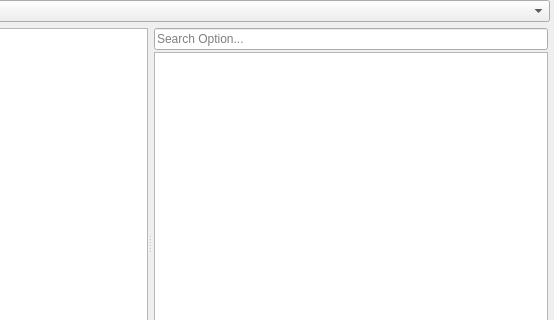
This is src/option/optionwidget.ui in GAMS-dev/studio as Qt 5 draws it before an edit; both pictures show x 248 to 802 and y 0 to 320 of the 802 by 459 pixel window. The edited form follows.
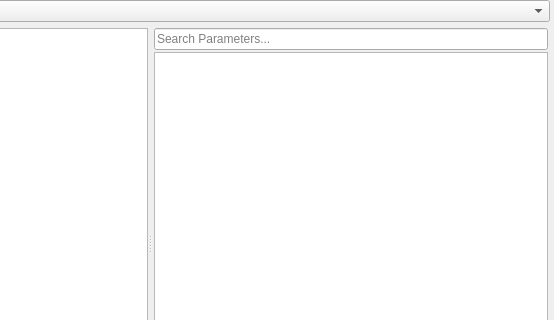
This is the edited form. Custom widgets are drawn as their Qt base class.

Commit message: wordings: use 'Parameter' instead of 'Option' for gams command line option parameter

The edit to the form file:
```diff
--- a/src/option/optionwidget.ui
+++ b/src/option/optionwidget.ui
@@ -173,7 +173,7 @@
           <item>
            <widget class="QLineEdit" name="gamsOptionSearch">
             <property name="placeholderText">
-             <string>Search Option...</string>
+             <string>Search Parameters...</string>
             </property>
            </widget>
           </item>
```
The commit also changes 4 other files.
